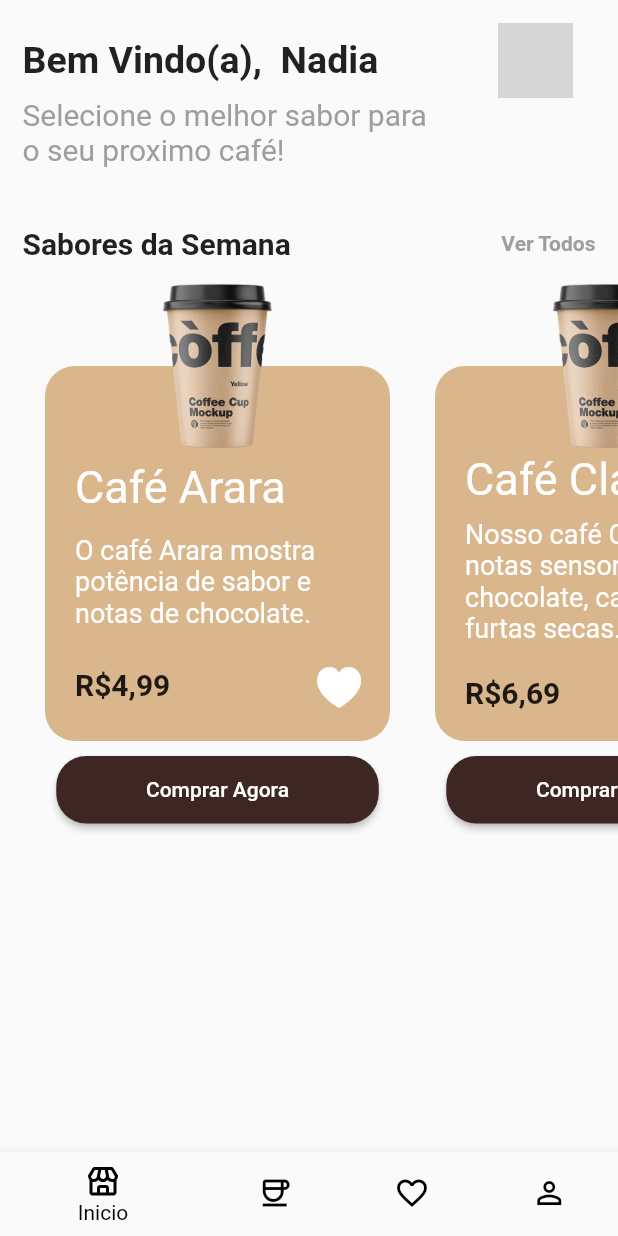
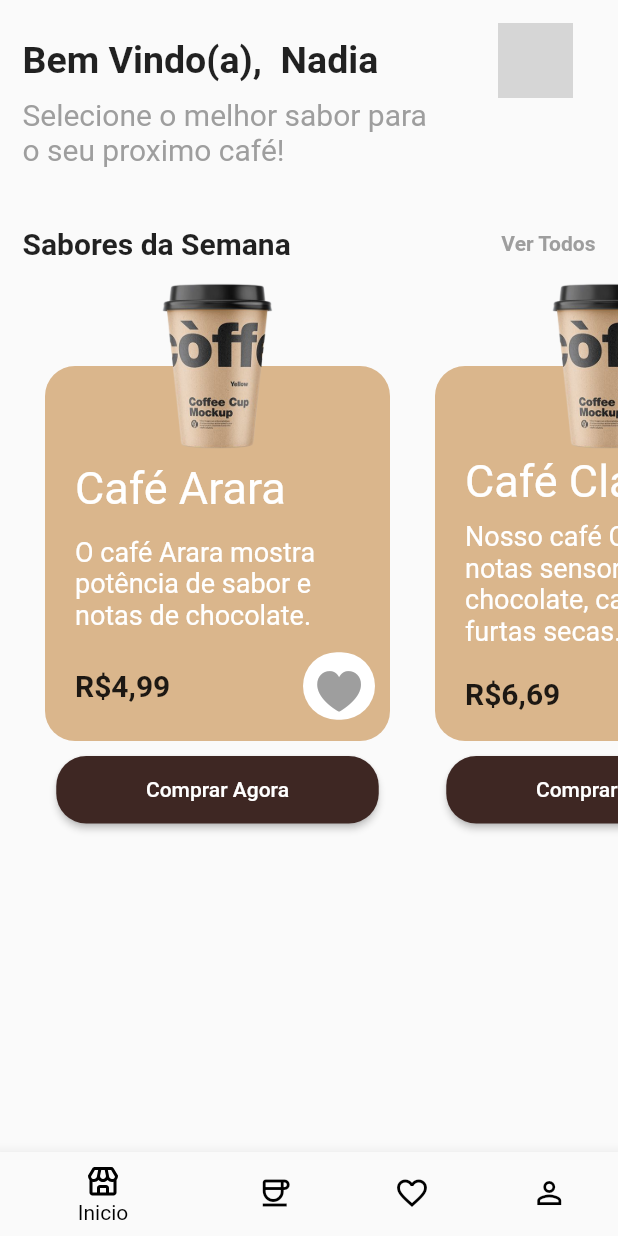
Before and after one commit to MatheusPitsch/coffe_app_store, a Flutter app: the screen it shows after launch, after a tap on "Logar", on a phone screen of 412 x 824 dp. Run offline on Flutter 3.47's test engine with Material 2 defaults, Android fonts, the phone set to English and light mode, and no system bars; our stand-ins replace boxicons; grey boxes are pictures that could not be loaded.

Commit message:
[change] add container arround in icon favorite

```diff
--- a/lib/app/presenter/home/Widget/coffe_list_card.dart
+++ b/lib/app/presenter/home/Widget/coffe_list_card.dart
@@ -81,12 +81,19 @@ class _coffeListCardState extends State<coffeListCard> {
                             fontSize: 20,
                           ),
                         ),
-                        IconButton(
-                          onPressed: _isFavorite,
-                          icon: Icon(
-                            CupertinoIcons.heart_fill,
-                            size: 35,
-                            color: _selectFavorite ? Colors.red : Colors.white,
+                        Container(
+                          height: 45,
+                          decoration: BoxDecoration(
+                            borderRadius: BorderRadius.circular(60),
+                            color: Colors.white,
+                          ),
+                          child: IconButton(
+                            onPressed: _isFavorite,
+                            icon: Icon(
+                              CupertinoIcons.heart_fill,
+                              size: 35,
+                              color: _selectFavorite ? Colors.red : Colors.grey,
+                            ),
                           ),
                         ),
                       ],
```
